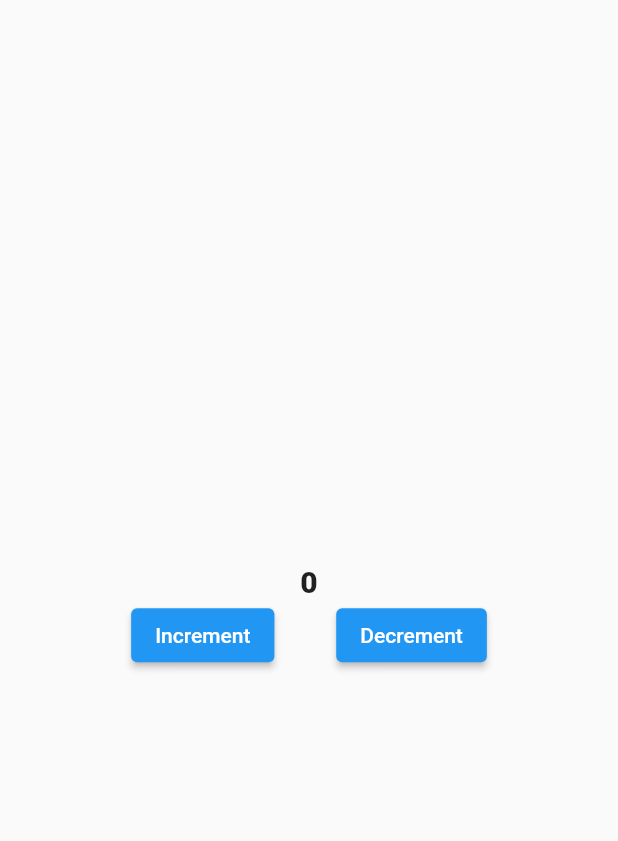
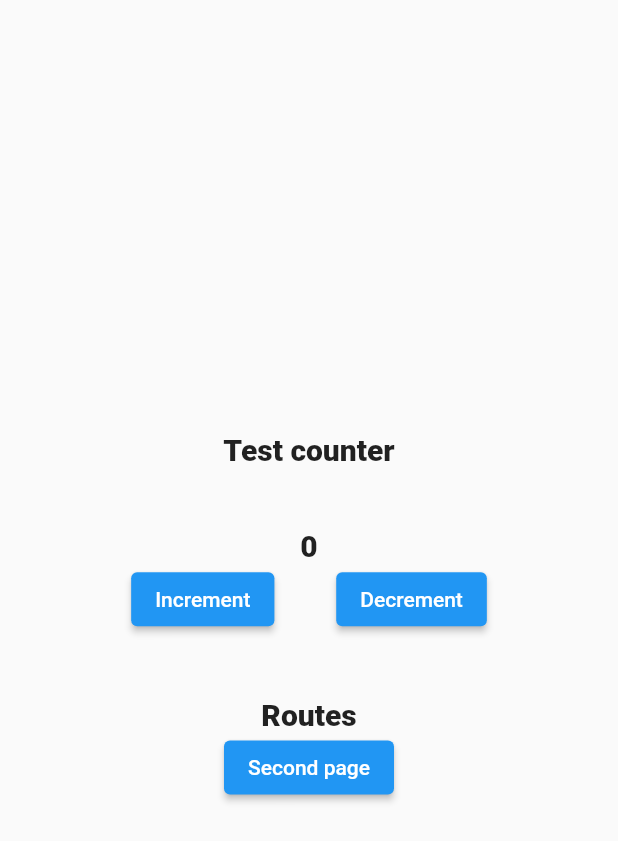
Before and after one commit to FranciscoRdz2001/getx_test_flutter, a Flutter app: the screen it shows after launch, on a phone screen of 412 x 824 dp. Shown: the top 841 px of the screen. Run offline on Flutter 3.47's test engine with Material 2 defaults, Android fonts, the phone set to English and light mode, and no system bars; our stand-ins replace get.

Commit message:
getx routing

```diff
--- a/lib/main.dart
+++ b/lib/main.dart
@@ -1,5 +1,7 @@
 import 'package:flutter/material.dart';
+import 'package:get/get.dart';
 import 'package:getx_test/pages/home_page.dart';
+import 'package:getx_test/pages/second_page.dart';
 
 void main() => runApp(const MyApp());
 
@@ -8,10 +10,15 @@ class MyApp extends StatelessWidget {
 
   @override
   Widget build(BuildContext context) {
-    return const MaterialApp(
+    return GetMaterialApp(
       debugShowCheckedModeBanner: false,
-      title: 'Material App',
-      home: HomePage(),
+      title: 'Testing GetX',
+      home: const HomePage(),
+      initialRoute: '/homePage',
+      getPages: [
+        GetPage(name: '/homePage', page: () => const HomePage()),
+        GetPage(name: '/secondPage', page: () => const SecondPage()),
+      ],
     );
   }
 }
--- a/lib/pages/home_page.dart
+++ b/lib/pages/home_page.dart
@@ -13,6 +13,14 @@ class HomePage extends StatelessWidget {
         child: Column(
           mainAxisAlignment: MainAxisAlignment.center,
           children: [
+            const Text(
+              'Test counter',
+              style: TextStyle(
+                fontWeight: FontWeight.w900,
+                fontSize: 20,
+              ),
+            ),
+            SizedBox(height: Get.height * 0.05),
             Obx(
               () => Text(
                 counterController.count.toString(),
@@ -35,7 +43,19 @@ class HomePage extends StatelessWidget {
                   child: const Text('Decrement'),
                 ),
               ],
-            )
+            ),
+            SizedBox(height: Get.height * 0.05),
+            const Text(
+              'Routes',
+              style: TextStyle(
+                fontWeight: FontWeight.w900,
+                fontSize: 20,
+              ),
+            ),
+            ElevatedButton(
+              onPressed: () => Get.toNamed('/secondPage'),
+              child: const Text('Second page'),
+            ),
           ],
         ),
       ),
```
Also changed, not shown: lib/pages/second_page.dart (added, +28 -0 lines).
